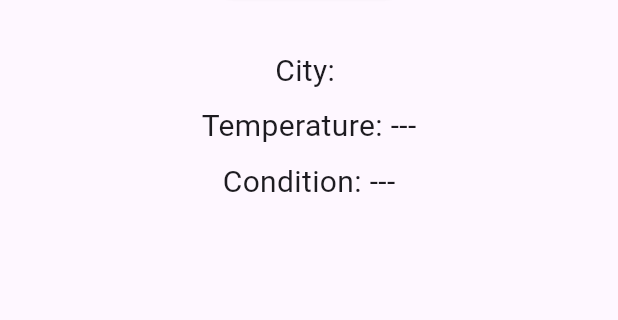
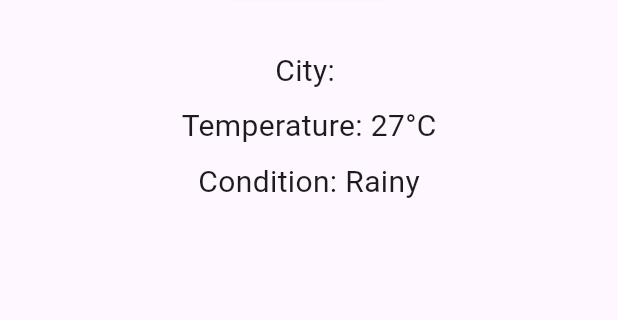
Before and after one commit to diobriggs/Weather-App, a Flutter app: the screen it shows after launch, after a tap on "Fetch Weather", on a phone screen of 412 x 824 dp, the part 287-607 px from its top. Run offline on Flutter 3.47's test engine with Material 3 defaults, Android fonts, the phone set to English and light mode, and no system bars.

Commit message:
Simulated weather data for input city

```diff
--- a/lib/main.dart
+++ b/lib/main.dart
@@ -1,3 +1,4 @@
+import 'dart:math';
 import 'package:flutter/material.dart';
 
 void main() {
@@ -28,6 +29,16 @@ class _WeatherHomePageState extends State<WeatherHomePage> {
   String temperature = '---';
   String weatherCondition = '---';
 
+  // Simulate fetching weather data
+  void _fetchWeatherData() {
+    final random = Random();
+    setState(() {
+      cityName = _cityController.text;
+      temperature = '${15 + random.nextInt(16)}°C'; // Random temperature between 15°C and 30°C
+      weatherCondition = ['Sunny', 'Cloudy', 'Rainy'][random.nextInt(3)]; // Random weather condition
+    });
+  }
+
   @override
   Widget build(BuildContext context) {
     return Scaffold(
@@ -48,11 +59,7 @@ class _WeatherHomePageState extends State<WeatherHomePage> {
             ),
             SizedBox(height: 16),
             ElevatedButton(
-              onPressed: () {
-                setState(() {
-                  cityName = _cityController.text;
-                });
-              },
+              onPressed: _fetchWeatherData,
               child: Text('Fetch Weather'),
             ),
             SizedBox(height: 32),
```
